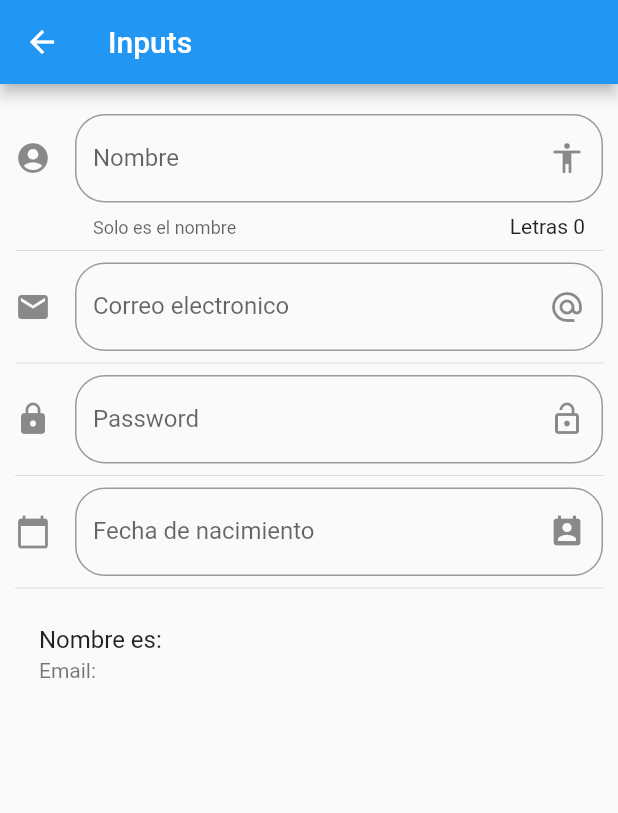
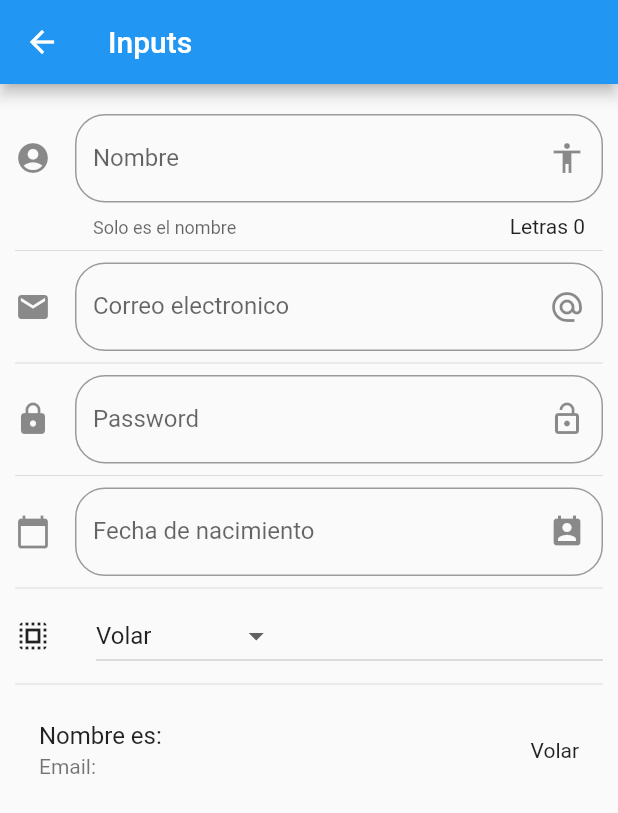
Before and after one commit to jasarmas/flutter_second_project, a Flutter app: the InputsPage screen opened by its route, on a phone screen of 412 x 824 dp. Shown: the top 813 px of the screen. Run offline on Flutter 3.47's test engine with Material 2 defaults, Android fonts, the phone set to English and light mode, and no system bars.

Commit message:
dropdownmenu

```diff
--- a/lib/src/pages/inputs_page.dart
+++ b/lib/src/pages/inputs_page.dart
@@ -10,8 +10,11 @@ class _InputsPageState extends State<InputsPage> {
   String _email = "";
   String _password = "";
   String _date = "";
+  String _selectedOption = "Volar";
 
   TextEditingController _inputFieldDateController = new TextEditingController();
+
+  List<String> _powers = ["Volar", "Rayozz X", "Super Aliento", "Super fuerza"];
 
   @override
   Widget build(BuildContext context) {
@@ -29,6 +32,8 @@ class _InputsPageState extends State<InputsPage> {
           _createPassword(),
           Divider(),
           _createDate(context),
+          Divider(),
+          _createDropwdown(),
           Divider(),
           _createPerson()
         ],
@@ -60,6 +65,7 @@ class _InputsPageState extends State<InputsPage> {
     return ListTile(
       title: Text("Nombre es: $_name"),
       subtitle: Text("Email: $_email"),
+      trailing: Text(_selectedOption),
     );
   }
 
@@ -126,4 +132,34 @@ class _InputsPageState extends State<InputsPage> {
       });
     }
   }
+
+  List<DropdownMenuItem<String>> getDropdownOptions() {
+    List<DropdownMenuItem<String>> list = new List();
+
+    _powers.forEach((element) {
+      list.add(DropdownMenuItem(
+        child: Text(element),
+        value: element,
+      ));
+    });
+
+    return list;
+  }
+
+  Widget _createDropwdown() {
+    return Row(
+      children: <Widget>[
+        Icon(Icons.select_all),
+        SizedBox(width: 30.0),
+        Expanded(
+          child: DropdownButton(
+              value: _selectedOption,
+              items: getDropdownOptions(),
+              onChanged: (opt) => setState(() {
+                    _selectedOption = opt;
+                  })),
+        ),
+      ],
+    );
+  }
 }
```
